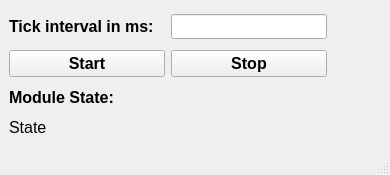
tud-hri/joan, file process/MainWindowWidget.ui: the form before one commit.
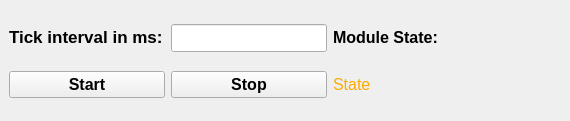
The form after the commit.

Commit message: added UI for keyboard and overall layout

Patch:
```diff
--- a/process/MainWindowWidget.ui
+++ b/process/MainWindowWidget.ui
@@ -6,8 +6,8 @@
    <rect>
     <x>0</x>
     <y>0</y>
-    <width>390</width>
-    <height>175</height>
+    <width>570</width>
+    <height>121</height>
    </rect>
   </property>
   <property name="windowTitle">
@@ -15,25 +15,39 @@
   </property>
   <widget class="QWidget" name="centralwidget">
    <layout class="QGridLayout" name="gridLayout">
-    <item row="4" column="0" colspan="4">
-     <widget class="QLabel" name="lblModulestate">
+    <item row="3" column="0">
+     <widget class="QPushButton" name="btnStart">
       <property name="sizePolicy">
-       <sizepolicy hsizetype="Preferred" vsizetype="Fixed">
+       <sizepolicy hsizetype="Maximum" vsizetype="Fixed">
         <horstretch>0</horstretch>
         <verstretch>0</verstretch>
        </sizepolicy>
       </property>
+      <property name="minimumSize">
+       <size>
+        <width>156</width>
+        <height>27</height>
+       </size>
+      </property>
+      <property name="baseSize">
+       <size>
+        <width>156</width>
+        <height>27</height>
+       </size>
+      </property>
       <property name="font">
        <font>
         <pointsize>12</pointsize>
+        <weight>75</weight>
+        <bold>true</bold>
        </font>
       </property>
       <property name="text">
-       <string>State</string>
+       <string>Start</string>
       </property>
      </widget>
     </item>
-    <item row="1" column="1" colspan="3">
+    <item row="3" column="1">
      <widget class="QPushButton" name="btnStop">
       <property name="sizePolicy">
        <sizepolicy hsizetype="Fixed" vsizetype="Fixed">
@@ -62,37 +76,38 @@
     <item row="5" column="0" colspan="4">
      <layout class="QVBoxLayout" name="vLayout"/>
     </item>
-    <item row="3" column="0" colspan="4">
-     <widget class="QLabel" name="lblModulestatetitle">
+    <item row="3" column="2" colspan="2">
+     <widget class="QLabel" name="lblModulestate">
       <property name="sizePolicy">
        <sizepolicy hsizetype="Preferred" vsizetype="Fixed">
         <horstretch>0</horstretch>
-        <verstretch>1</verstretch>
+        <verstretch>0</verstretch>
        </sizepolicy>
       </property>
       <property name="font">
        <font>
         <pointsize>12</pointsize>
-        <weight>75</weight>
-        <bold>true</bold>
        </font>
       </property>
+      <property name="styleSheet">
+       <string notr="true">color: rgb(255, 170, 0);</string>
+      </property>
       <property name="text">
-       <string>Module State:</string>
+       <string>State</string>
       </property>
      </widget>
     </item>
-    <item row="0" column="0">
+    <item row="2" column="0">
      <widget class="QLabel" name="label">
       <property name="sizePolicy">
-       <sizepolicy hsizetype="Fixed" vsizetype="Preferred">
+       <sizepolicy hsizetype="Fixed" vsizetype="Maximum">
         <horstretch>0</horstretch>
         <verstretch>0</verstretch>
        </sizepolicy>
       </property>
       <property name="font">
        <font>
-        <pointsize>12</pointsize>
+        <pointsize>13</pointsize>
         <weight>75</weight>
         <bold>true</bold>
        </font>
@@ -102,42 +117,10 @@
       </property>
      </widget>
     </item>
-    <item row="1" column="0">
-     <widget class="QPushButton" name="btnStart">
-      <property name="sizePolicy">
-       <sizepolicy hsizetype="Maximum" vsizetype="Preferred">
-        <horstretch>0</horstretch>
-        <verstretch>0</verstretch>
-       </sizepolicy>
-      </property>
-      <property name="minimumSize">
-       <size>
-        <width>156</width>
-        <height>27</height>
-       </size>
-      </property>
-      <property name="baseSize">
-       <size>
-        <width>156</width>
-        <height>27</height>
-       </size>
-      </property>
-      <property name="font">
-       <font>
-        <pointsize>12</pointsize>
-        <weight>75</weight>
-        <bold>true</bold>
-       </font>
-      </property>
-      <property name="text">
-       <string>Start</string>
-      </property>
-     </widget>
-    </item>
-    <item row="0" column="1" colspan="2">
+    <item row="2" column="1">
      <widget class="QLineEdit" name="lineTick">
       <property name="sizePolicy">
-       <sizepolicy hsizetype="Fixed" vsizetype="Fixed">
+       <sizepolicy hsizetype="Fixed" vsizetype="Maximum">
         <horstretch>0</horstretch>
         <verstretch>0</verstretch>
        </sizepolicy>
@@ -145,7 +128,7 @@
       <property name="minimumSize">
        <size>
         <width>156</width>
-        <height>25</height>
+        <height>28</height>
        </size>
       </property>
       <property name="maximumSize">
@@ -156,7 +139,7 @@
       </property>
       <property name="font">
        <font>
-        <pointsize>12</pointsize>
+        <pointsize>13</pointsize>
        </font>
       </property>
       <property name="text">
@@ -164,19 +147,28 @@
       </property>
      </widget>
     </item>
+    <item row="2" column="2" colspan="2">
+     <widget class="QLabel" name="lblModulestatetitle">
+      <property name="sizePolicy">
+       <sizepolicy hsizetype="Preferred" vsizetype="Preferred">
+        <horstretch>0</horstretch>
+        <verstretch>1</verstretch>
+       </sizepolicy>
+      </property>
+      <property name="font">
+       <font>
+        <pointsize>12</pointsize>
+        <weight>75</weight>
+        <bold>true</bold>
+       </font>
+      </property>
+      <property name="text">
+       <string>Module State:</string>
+      </property>
+     </widget>
+    </item>
    </layout>
   </widget>
-  <widget class="QMenuBar" name="menubar">
-   <property name="geometry">
-    <rect>
-     <x>0</x>
-     <y>0</y>
-     <width>390</width>
-     <height>21</height>
-    </rect>
-   </property>
-  </widget>
-  <widget class="QStatusBar" name="statusbar"/>
  </widget>
  <resources/>
  <connections/>
```
Left out of the diff: 2 changed lines with no effect on the pictures. The commit also changes 4 other files.
